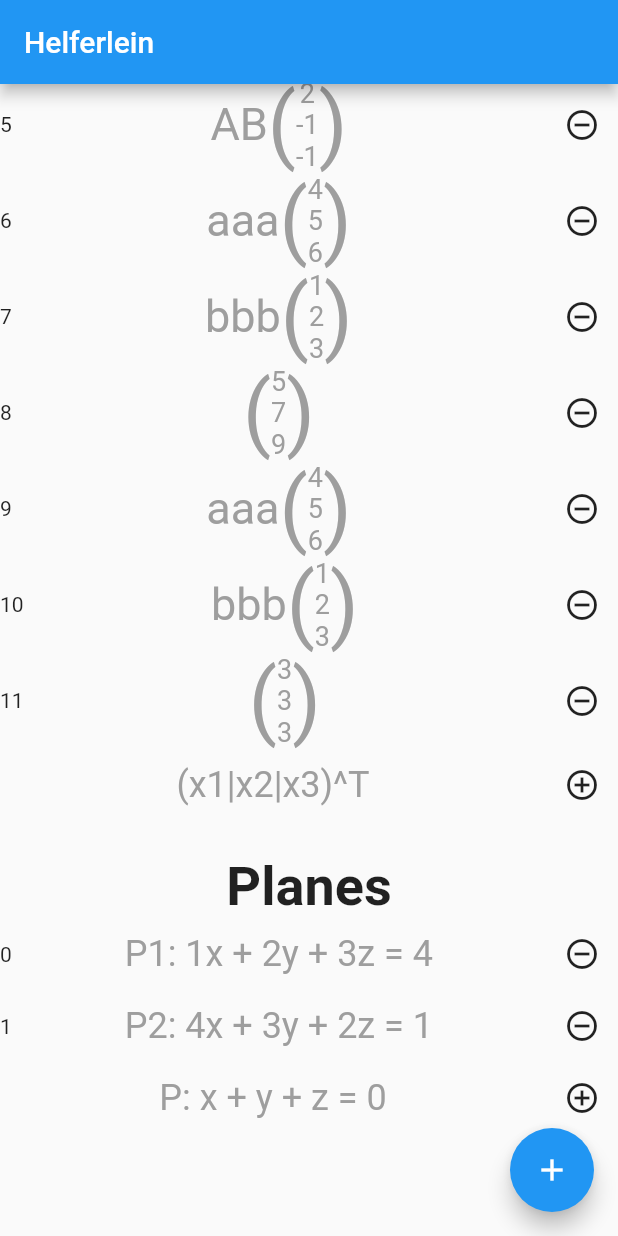
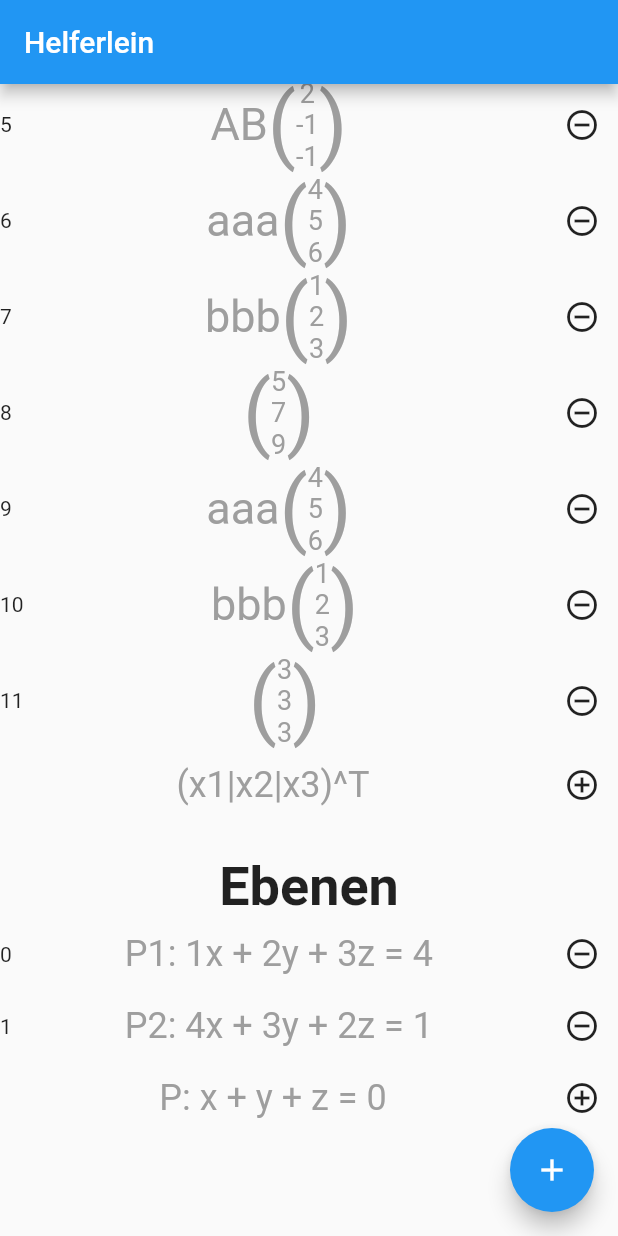
Before and after one commit to ts12345/helferlein, a Flutter app: the screen it shows after launch, scrolled down 576 dp, on a phone screen of 412 x 824 dp. Run offline on Flutter 3.47's test engine with Material 2 defaults, Android fonts, the phone set to English and light mode, and no system bars.

Commit message:
#02 Lables ausgetauscht

```diff
--- a/lib/ui/PlaneListWidget.dart
+++ b/lib/ui/PlaneListWidget.dart
@@ -35,7 +35,7 @@ class PlaneListWidget extends StatelessWidget {
 
         List<Widget> widgets = List<Widget>();
 
-        widgets.add(Text("Planes",
+        widgets.add(Text("Ebenen",
             style: TextStyle(
               fontFamily: "Roboto",
               fontWeight: FontWeight.w600,
```
